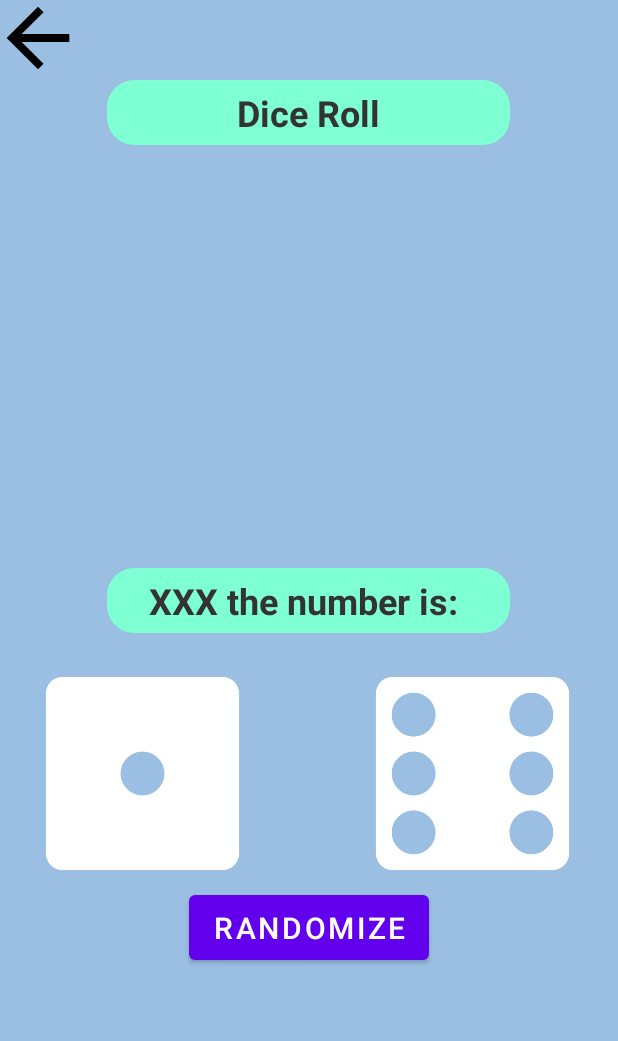
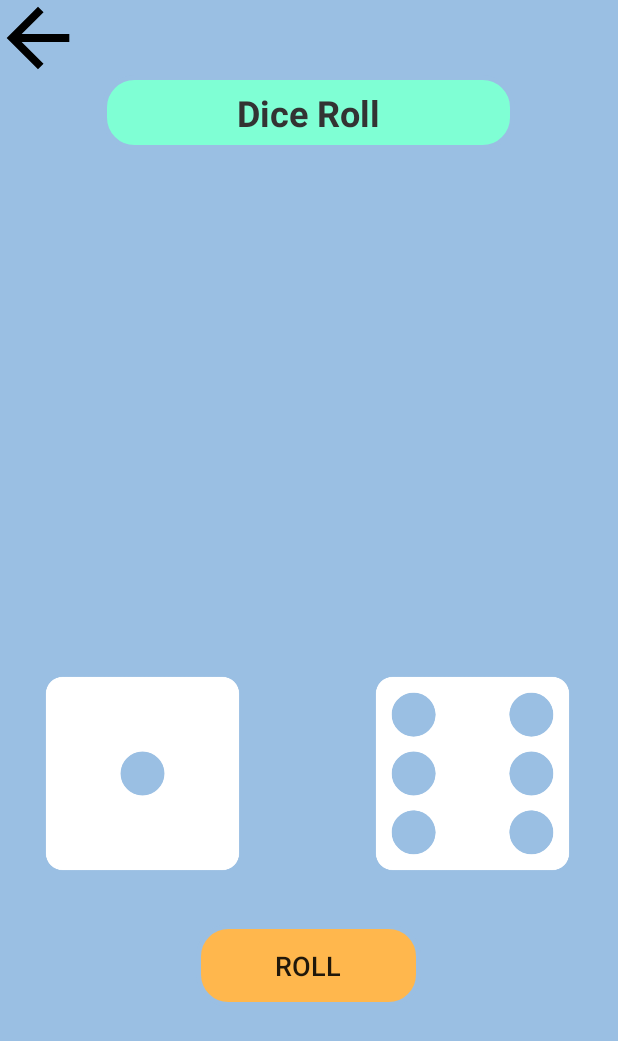
Before and after one commit to Vlad-Kovalev/GameCenter, an Android app: the dice_roll screen opened directly, with no data from a screen before it, on a phone screen of 412 x 824 dp. Shown: the top 1041 px of the screen. Run offline under Robolectric (Android 15) with nearby library versions, the phone set to English and light mode, and no system bars.

Commit message:
Game center v1.04
Added shaking animation when rolling dice.
randomize button had been revamped.
changed small features.

```diff
--- a/app/src/main/java/com/example/theendgame/dice_roll.java
+++ b/app/src/main/java/com/example/theendgame/dice_roll.java
@@ -1,21 +1,25 @@
 package com.example.theendgame;
 
 import androidx.appcompat.app.AppCompatActivity;
+import androidx.appcompat.widget.AppCompatButton;
 
 import android.content.Intent;
 import android.os.Bundle;
 import android.os.Handler;
-import android.widget.Button;
+import android.view.View;
 import android.widget.ImageButton;
 import android.widget.ImageView;
 import android.widget.TextView;
 import java.util.Random;
 
+import android.view.animation.Animation;
+import android.view.animation.AnimationUtils;
+
 public class dice_roll extends AppCompatActivity {
 
     ImageButton btnBack;
     ImageView ivFirstDice , ivSecondDice;
-    Button btnRandom;
+    AppCompatButton btnRoll;
     TextView tvRandomizer;
 
     @Override
@@ -25,7 +29,7 @@ public class dice_roll extends AppCompatActivity {
         if (getSupportActionBar() != null) {getSupportActionBar().hide();}
 
         btnBack = findViewById(R.id.btnBack);
-        btnRandom = findViewById(R.id.btnRandom);
+        btnRoll = findViewById(R.id.btnRoll);
         tvRandomizer = findViewById(R.id.tvRandomizer);
         ivFirstDice = findViewById(R.id.ivFirstDice);
         ivSecondDice = findViewById(R.id.ivSecondDice);
@@ -35,14 +39,29 @@ public class dice_roll extends AppCompatActivity {
             startActivity(intent);
         });
 
-        btnRandom.setOnClickListener(v -> {
+        btnRoll.setOnClickListener(v -> {
             Intent intent = getIntent();
             String recivedText = intent.getStringExtra("keyname");
             int[] randomNum = {0};
             int[] randomNum2 = {0};
             Handler handler = new Handler();
+            Handler handler1 = new Handler();
+
+            handler.postDelayed(() -> {
+                tvRandomizer.setVisibility(View.VISIBLE);
+                btnRoll.setText("Re-roll");
+            }, 900);
+            String rollButtontext = (String) btnRoll.getText();
             for (int i = 0; i <= 7; i++) {
-                handler.postDelayed(() -> {
+                Animation animShake = AnimationUtils.loadAnimation(dice_roll.this, R.anim.shake);
+                ivFirstDice.startAnimation(animShake);
+                ivSecondDice.startAnimation(animShake);
+
+                if (rollButtontext == "null") {
+                    tvRandomizer.setVisibility(View.INVISIBLE);}
+                else tvRandomizer.setVisibility(View.INVISIBLE);
+
+                handler1.postDelayed(() -> {
                     for (int j = 0; j <= 2; j++) {
                         Random r = new Random();
                         int low = 1, high = 7;
@@ -55,6 +74,7 @@ public class dice_roll extends AppCompatActivity {
                     if (randomNum[0] == 1) ivFirstDice.setImageResource(R.drawable.dice1); else if (randomNum[0] == 2) ivFirstDice.setImageResource(R.drawable.dice2); else if (randomNum[0] == 3) ivFirstDice.setImageResource(R.drawable.dice3); else if (randomNum[0] == 4) ivFirstDice.setImageResource(R.drawable.dice4); else if (randomNum[0] == 5) ivFirstDice.setImageResource(R.drawable.dice5); else if (randomNum[0] == 6) ivFirstDice.setImageResource(R.drawable.dice6);
                     if (randomNum2[0] == 1) ivSecondDice.setImageResource(R.drawable.dice1); else if (randomNum2[0] == 2) ivSecondDice.setImageResource(R.drawable.dice2); else if (randomNum2[0] == 3) ivSecondDice.setImageResource(R.drawable.dice3); else if (randomNum2[0] == 4) ivSecondDice.setImageResource(R.drawable.dice4); else if (randomNum2[0] == 5) ivSecondDice.setImageResource(R.drawable.dice5); else if (randomNum2[0] == 6) ivSecondDice.setImageResource(R.drawable.dice6);
                 }, 90 * i);
+
             }
         });
     }
--- /dev/null
+++ b/app/src/main/res/anim/shake.xml
@@ -0,0 +1,11 @@
+<?xml version="1.0" encoding="utf-8"?>
+<set xmlns:android="http://schemas.android.com/apk/res/android">
+    <translate android:duration = "150"
+        android:fromXDelta = "-3%"
+        android:fromYDelta="-3%"
+        android:repeatCount = "4"
+        android:repeatMode = "reverse"
+        android:toXDelta = "3%"
+        android:toYDelta="3%"
+        />
+</set>
--- /dev/null
+++ b/app/src/main/res/drawable/randomize_button.xml
@@ -0,0 +1,5 @@
+<shape xmlns:android="http://schemas.android.com/apk/res/android">
+    <solid android:color="#FFB74D"/>
+    <stroke android:width="3dp" android:color="#9ABFE3" />
+    <corners android:radius="20dp"/>
+</shape>
--- a/app/src/main/res/layout/activity_dice_roll.xml
+++ b/app/src/main/res/layout/activity_dice_roll.xml
@@ -38,7 +38,8 @@
         android:textColor="#333333"
         android:background="@drawable/rounded_corners"
         android:gravity="center"
-        android:layout_gravity="center"/>
+        android:layout_gravity="center"
+        android:visibility="invisible"/>
 
     <Space android:layout_width="wrap_content" android:layout_height="15dp"/>
 
@@ -70,12 +71,17 @@
         </TableRow>
     </TableLayout>
 
-    <Button
-        android:id="@+id/btnRandom"
-        android:layout_width="wrap_content"
+    <Space android:layout_width="wrap_content" android:layout_height="25dp"/>
+
+    <androidx.appcompat.widget.AppCompatButton
+        android:id="@+id/btnRoll"
+        android:layout_width="150dp"
         android:layout_height="55dp"
         android:layout_gravity="center_horizontal"
-        android:text="Randomize"
-        android:textSize="20sp"/>
+        android:text="Roll"
+        android:textSize="18sp"
+        android:background="@drawable/randomize_button"
+        style="?android:attr/borderlessButtonStyle"
+        />
 
 </androidx.appcompat.widget.LinearLayoutCompat>
```
